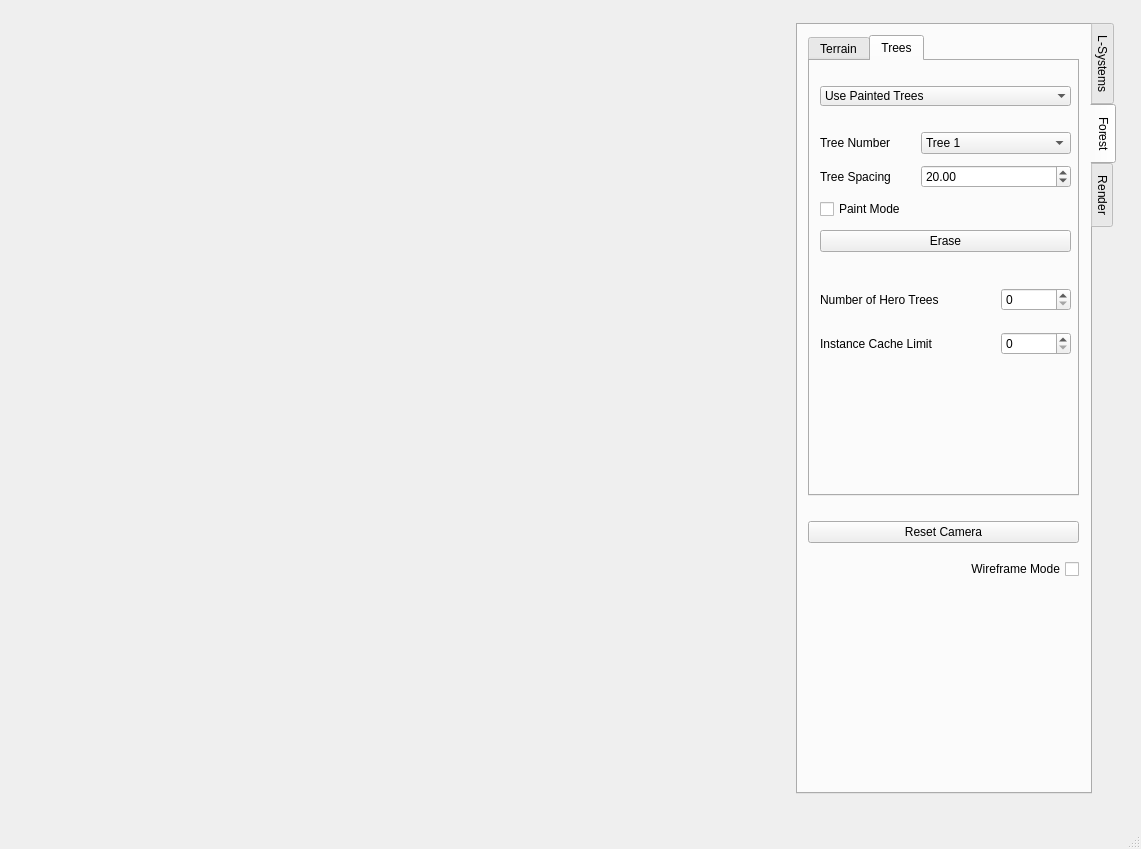
Qt form ForestGenerator/ui/MainWindow.ui (BenCarey88/ForestGenerator) before a commit.
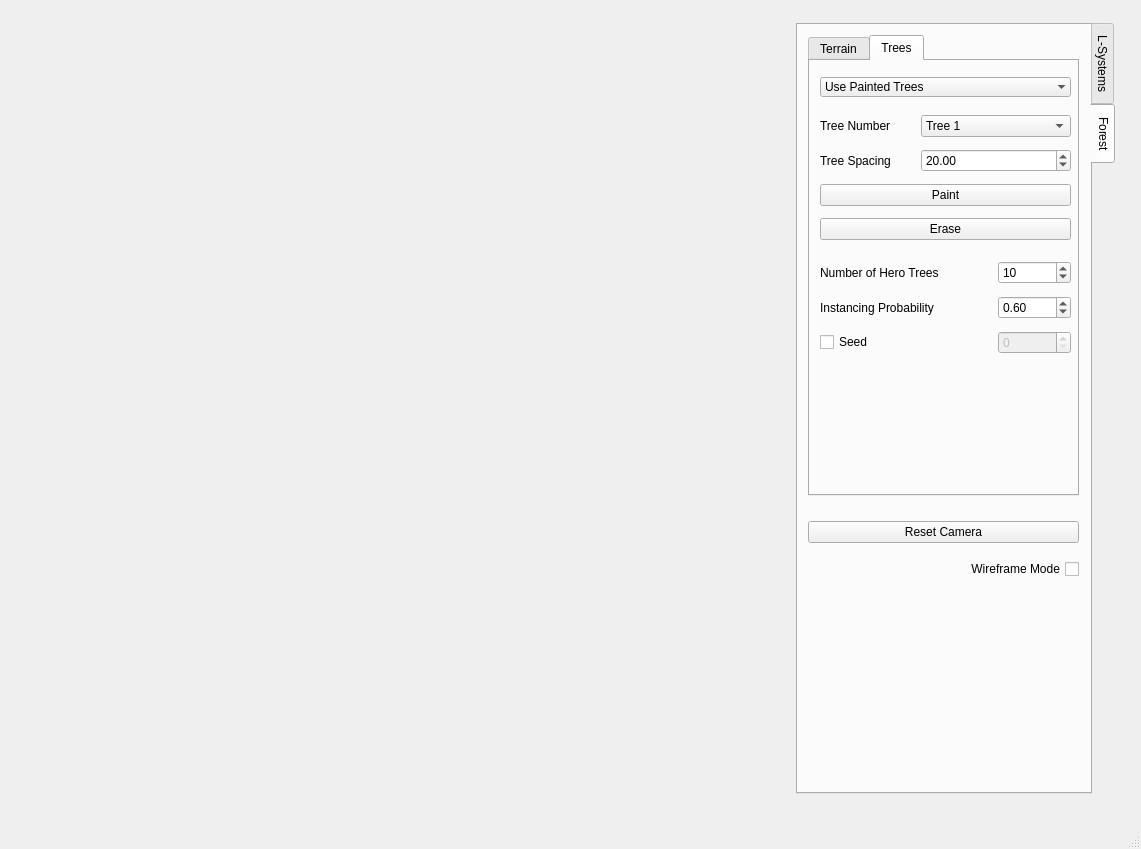
The same form after that commit. The open tabs and pages were chosen to show the change.

What changed in the file:
```diff
--- a/ForestGenerator/ui/MainWindow.ui
+++ b/ForestGenerator/ui/MainWindow.ui
@@ -1833,7 +1833,7 @@
              <x>10</x>
              <y>10</y>
              <width>251</width>
-             <height>301</height>
+             <height>291</height>
             </rect>
            </property>
            <layout class="QVBoxLayout" name="treesLayout">
@@ -1893,7 +1893,7 @@
                   <x>0</x>
                   <y>0</y>
                   <width>251</width>
-                  <height>131</height>
+                  <height>141</height>
                  </rect>
                 </property>
                 <layout class="QVBoxLayout" name="paintToolLayout">
@@ -1970,9 +1970,18 @@
                   </layout>
                  </item>
                  <item>
-                  <widget class="QCheckBox" name="m_paintMode">
+                  <widget class="QPushButton" name="m_paint">
+                   <property name="enabled">
+                    <bool>true</bool>
+                   </property>
                    <property name="text">
-                    <string>Paint Mode</string>
+                    <string>Paint</string>
+                   </property>
+                   <property name="checkable">
+                    <bool>true</bool>
+                   </property>
+                   <property name="checked">
+                    <bool>false</bool>
                    </property>
                   </widget>
                  </item>
@@ -2148,10 +2157,13 @@
                 </property>
                 <property name="minimumSize">
                  <size>
-                  <width>70</width>
+                  <width>73</width>
                   <height>0</height>
                  </size>
                 </property>
+                <property name="value">
+                 <number>10</number>
+                </property>
                </widget>
               </item>
              </layout>
@@ -2161,21 +2173,57 @@
               <item>
                <widget class="QLabel" name="cacheLimitLabel">
                 <property name="text">
-                 <string>Instance Cache Limit</string>
+                 <string>Instancing Probability</string>
                 </property>
                </widget>
               </item>
               <item>
-               <widget class="QSpinBox" name="m_cacheLimit">
+               <widget class="QDoubleSpinBox" name="m_instancingProb">
                 <property name="sizePolicy">
                  <sizepolicy hsizetype="Fixed" vsizetype="Fixed">
-                  <horstretch>70</horstretch>
+                  <horstretch>0</horstretch>
                   <verstretch>0</verstretch>
                  </sizepolicy>
                 </property>
                 <property name="minimumSize">
                  <size>
-                  <width>70</width>
+                  <width>73</width>
+                  <height>0</height>
+                 </size>
+                </property>
+                <property name="singleStep">
+                 <double>0.100000000000000</double>
+                </property>
+                <property name="value">
+                 <double>0.600000000000000</double>
+                </property>
+               </widget>
+              </item>
+             </layout>
+            </item>
+            <item>
+             <layout class="QHBoxLayout" name="seedBox_forest">
+              <item>
+               <widget class="QCheckBox" name="m_seedToggle_forest">
+                <property name="text">
+                 <string>Seed</string>
+                </property>
+               </widget>
+              </item>
+              <item>
+               <widget class="QSpinBox" name="m_seed_forest">
+                <property name="enabled">
+                 <bool>false</bool>
+                </property>
+                <property name="sizePolicy">
+                 <sizepolicy hsizetype="Fixed" vsizetype="Fixed">
+                  <horstretch>0</horstretch>
+                  <verstretch>0</verstretch>
+                 </sizepolicy>
+                </property>
+                <property name="minimumSize">
+                 <size>
+                  <width>73</width>
                   <height>0</height>
                  </size>
                 </property>
@@ -2220,24 +2268,6 @@
          </layout>
         </widget>
        </widget>
-       <widget class="QWidget" name="renderTab2">
-        <attribute name="title">
-         <string>Render</string>
-        </attribute>
-        <widget class="QPushButton" name="m_resetCamera_render">
-         <property name="geometry">
-          <rect>
-           <x>20</x>
-           <y>20</y>
-           <width>251</width>
-           <height>25</height>
-          </rect>
-         </property>
-         <property name="text">
-          <string>Reset Camera</string>
-         </property>
-        </widget>
-       </widget>
       </widget>
      </widget>
     </item>
```
Left out of the diff: 30 changed lines with no effect on the pictures.
